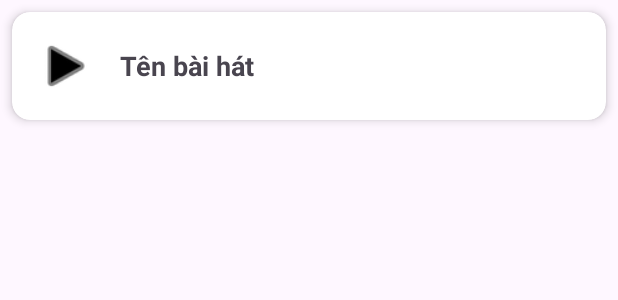
After one commit to huynq2k5/and_vd1, an Android app: the layout item_song.xml on its own in the app's theme, with its tools: preview values and no code run, on a phone screen of 412 x 824 dp. The commit adds this screen. Shown: the top 300 px of the screen. Run offline under Robolectric (Android 15) with nearby library versions, the light colour scheme and no system bars.

Commit message:
Them tab Thu vien, sua anh nen

```diff
--- a/app/src/main/res/layout/activity_main.xml
+++ b/app/src/main/res/layout/activity_main.xml
@@ -7,7 +7,7 @@
     <ImageView
         android:layout_width="match_parent"
         android:layout_height="match_parent"
-        android:src="@drawable/h3"
+        android:src="@drawable/h2"
         android:scaleType="centerCrop"
         app:layout_constraintBottom_toBottomOf="parent" />
 
--- a/app/src/main/res/layout/fragment_home.xml
+++ b/app/src/main/res/layout/fragment_home.xml
@@ -34,7 +34,7 @@
                         android:id="@+id/imgAvatar"
                         android:layout_width="45dp"
                         android:layout_height="45dp"
-                        android:src="@drawable/h2"
+                        android:src="@drawable/h3"
                         android:scaleType="centerCrop"
                         app:shapeAppearanceOverlay="@style/CircleImage"
                         app:layout_constraintBottom_toBottomOf="parent"
--- /dev/null
+++ b/app/src/main/res/layout/item_song.xml
@@ -0,0 +1,33 @@
+<?xml version="1.0" encoding="utf-8"?>
+<androidx.cardview.widget.CardView xmlns:android="http://schemas.android.com/apk/res/android"
+    xmlns:app="http://schemas.android.com/apk/res-auto"
+    android:layout_width="match_parent"
+    android:layout_height="wrap_content"
+    android:layout_margin="8dp"
+    app:cardCornerRadius="12dp"
+    app:cardElevation="4dp">
+
+    <LinearLayout
+        android:layout_width="match_parent"
+        android:layout_height="wrap_content"
+        android:gravity="center_vertical"
+        android:orientation="horizontal"
+        android:padding="16dp">
+
+        <ImageView
+            android:id="@+id/imgState"
+            android:layout_width="40dp"
+            android:layout_height="40dp"
+            android:src="@android:drawable/ic_media_play"
+            app:tint="@color/black" />
+
+        <TextView
+            android:id="@+id/tvSongTitle"
+            android:layout_width="match_parent"
+            android:layout_height="wrap_content"
+            android:layout_marginStart="16dp"
+            android:text="Tên bài hát"
+            android:textSize="18sp"
+            android:textStyle="bold" />
+    </LinearLayout>
+</androidx.cardview.widget.CardView>
--- a/app/src/main/res/menu/bottom_nav_menu.xml
+++ b/app/src/main/res/menu/bottom_nav_menu.xml
@@ -13,4 +13,10 @@
         android:title="Thêm"
         app:cnb_unselectedColor="#757575"
         app:cnb_iconColor="#8B0000" />
+    <item
+        android:id="@+id/navigation_library"
+        android:icon="@android:drawable/ic_media_play"
+        android:title="Thư viện"
+        app:cnb_unselectedColor="#757575"
+        app:cnb_iconColor="#8B0000"/>
 </menu>
--- a/app/src/main/res/navigation/nav_graph.xml
+++ b/app/src/main/res/navigation/nav_graph.xml
@@ -16,5 +16,10 @@
         android:name="com.example.vd1.ui.add.AddFragment"
         android:label="Thêm công việc mới"
         tools:layout="@layout/fragment_add" />
+    <fragment
+        android:id="@+id/navigation_library"
+        android:name="com.example.vd1.ui.library.LibraryFragment"
+        android:label="Thư viện"
+        tools:layout="@layout/fragment_library" />
 
 </navigation>
```
Also changed, not shown: app/src/main/java/com/example/vd1/data/model/Song.java (added, +19 -0 lines), app/src/main/java/com/example/vd1/ui/adapter/SongAdapter.java (added, +89 -0 lines), app/src/main/java/com/example/vd1/ui/library/LibraryFragment.java (added, +113 -0 lines), app/src/main/res/layout/fragment_library.xml (added, +12 -0 lines), 4 other files.
